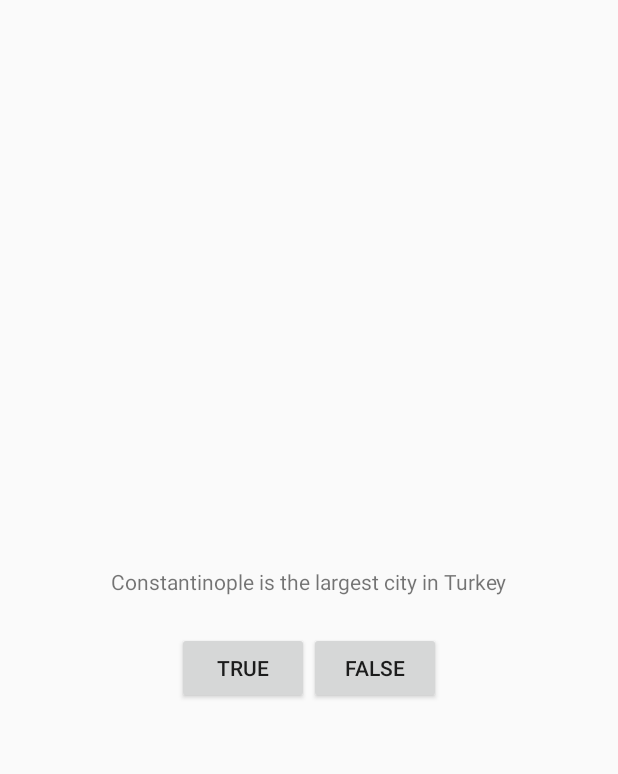
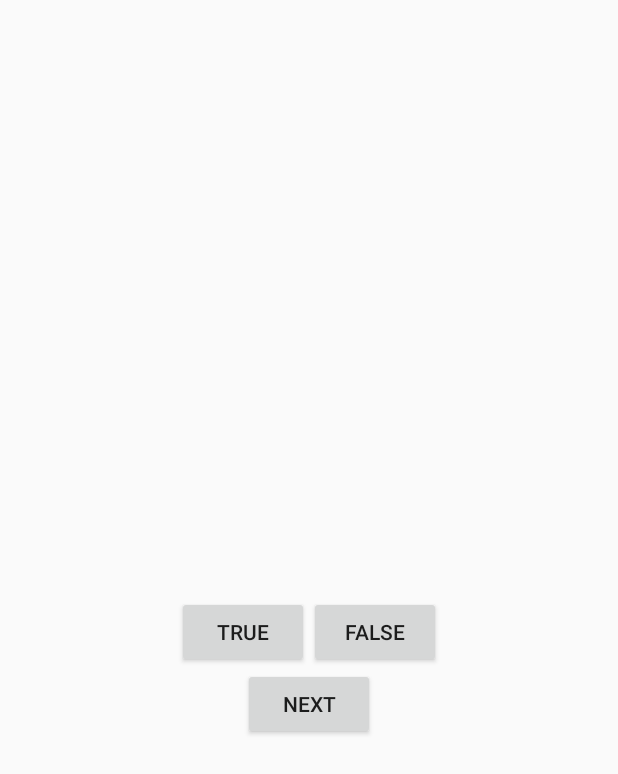
Before and after one commit to nlantz/GeoQuiz, an Android app: the screen it shows after launch (QuizActivity), on a phone screen of 412 x 824 dp. Shown: the top 774 px of the screen. Run offline under Robolectric (Android 15) with nearby library versions, the phone set to English and light mode, and no system bars.

Commit message:
Initial commit

```diff
--- a/geoQuiz/src/main/java/com/nlantz/geoquiz/TrueFalse.java
+++ b/geoQuiz/src/main/java/com/nlantz/geoquiz/TrueFalse.java
@@ -3,6 +3,8 @@ package com.nlantz.geoquiz;
 /**
  * Created by nick on 3/29/14.
  */
+
+
 public class TrueFalse {
 
     private boolean mTrueQuestion;
--- a/geoQuiz/src/main/res/layout/activity_quiz.xml
+++ b/geoQuiz/src/main/res/layout/activity_quiz.xml
@@ -4,10 +4,10 @@
     android:gravity="center"
     android:orientation="vertical" >
     <TextView
+        android:id="@+id/question_text_view"
         android:layout_width="wrap_content"
         android:layout_height="wrap_content"
-        android:padding="24dp"
-        android:text="@string/question_text" />
+        android:padding="24dp" />
     <LinearLayout
         android:layout_width="wrap_content"
         android:layout_height="wrap_content"
@@ -23,4 +23,9 @@
             android:layout_height="wrap_content"
             android:text="@string/false_button" />
     </LinearLayout>
+    <Button
+        android:id="@+id/next_button"
+        android:layout_width="wrap_content"
+        android:layout_height="wrap_content"
+        android:text="@string/next_button" />
 </LinearLayout>
--- a/geoQuiz/src/main/res/values/strings.xml
+++ b/geoQuiz/src/main/res/values/strings.xml
@@ -3,11 +3,16 @@
 
     <string name="app_name">GeoQuiz</string>
     <string name="hello_world">Hello world!</string>
-    <string name="question_text">Constantinople is the largest city in Turkey</string>
     <string name="true_button">True</string>
     <string name="false_button">False</string>
+    <string name="next_button">Next</string>
     <string name="action_settings">Settings</string>
     <string name="correct_toast">Correct!</string>
     <string name="incorrect_toast">Incorrect</string>
 
+    <string name="question_oceans">The Pacific Ocean is larger than the Atlantic Ocean.</string>
+    <string name="question_mideast">The Suez Canal connects the Red Sea and the Indian Ocean.</string>
+    <string name="question_africa">The source of the Nile River is in Egypt</string>
+    <string name="question_americas">The Amazon River is the longest river in the Americas</string>
+
 </resources>
```
